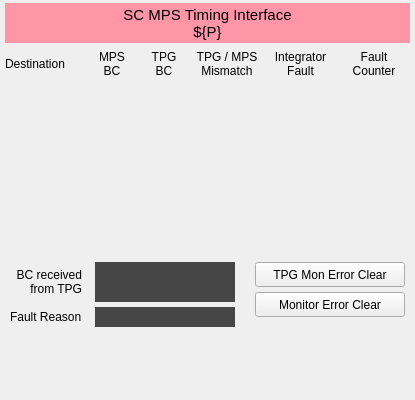
Above: mps_timing_interface.ui from ad-build-test/pydm-mps before the change. Below: the same form after it.
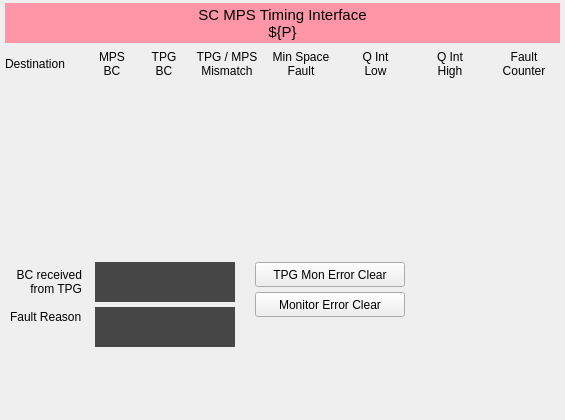
That is the form after the change. Custom widgets are drawn as their Qt base class.

The edit to the form file:
```diff
--- a/mps_timing_interface.ui
+++ b/mps_timing_interface.ui
@@ -6,8 +6,8 @@
    <rect>
     <x>0</x>
     <y>0</y>
-    <width>415</width>
-    <height>400</height>
+    <width>565</width>
+    <height>420</height>
    </rect>
   </property>
   <property name="minimumSize">
@@ -169,7 +169,7 @@
          </size>
         </property>
         <property name="text">
-         <string>Integrator
+         <string>Min Space
 Fault</string>
         </property>
         <property name="alignment">
@@ -179,6 +179,46 @@
       </item>
       <item>
        <widget class="QLabel" name="label_7">
+        <property name="maximumSize">
+         <size>
+          <width>75</width>
+          <height>16777215</height>
+         </size>
+        </property>
+        <property name="text">
+         <string>Q Int
+Low</string>
+        </property>
+        <property name="alignment">
+         <set>Qt::AlignCenter</set>
+        </property>
+       </widget>
+      </item>
+      <item>
+       <widget class="QLabel" name="label_10">
+        <property name="maximumSize">
+         <size>
+          <width>75</width>
+          <height>16777215</height>
+         </size>
+        </property>
+        <property name="text">
+         <string>Q Int
+High</string>
+        </property>
+        <property name="alignment">
+         <set>Qt::AlignCenter</set>
+        </property>
+       </widget>
+      </item>
+      <item>
+       <widget class="QLabel" name="label_11">
+        <property name="maximumSize">
+         <size>
+          <width>75</width>
+          <height>16777215</height>
+         </size>
+        </property>
         <property name="text">
          <string>Fault
 Counter</string>
@@ -328,13 +368,13 @@
      <property name="minimumSize">
       <size>
        <width>0</width>
-       <height>90</height>
+       <height>110</height>
       </size>
      </property>
      <property name="maximumSize">
       <size>
        <width>16777215</width>
-       <height>90</height>
+       <height>110</height>
       </size>
      </property>
      <property name="frameShape">
@@ -551,6 +591,48 @@
        <enum>PyDMLabel::Hex</enum>
       </property>
      </widget>
+     <widget class="PyDMLabel" name="PyDMLabel_13">
+      <property name="geometry">
+       <rect>
+        <x>90</x>
+        <y>75</y>
+        <width>140</width>
+        <height>20</height>
+       </rect>
+      </property>
+      <property name="font">
+       <font>
+        <pointsize>9</pointsize>
+       </font>
+      </property>
+      <property name="toolTip">
+       <string/>
+      </property>
+      <property name="styleSheet">
+       <string notr="true">background-color: rgb(70, 70, 70);</string>
+      </property>
+      <property name="frameShape">
+       <enum>QFrame::NoFrame</enum>
+      </property>
+      <property name="text">
+       <string/>
+      </property>
+      <property name="alignment">
+       <set>Qt::AlignCenter</set>
+      </property>
+      <property name="showUnits" stdset="0">
+       <bool>false</bool>
+      </property>
+      <property name="alarmSensitiveContent" stdset="0">
+       <bool>true</bool>
+      </property>
+      <property name="channel" stdset="0">
+       <string>ca://${P}:FAULT_REASON_MSB</string>
+      </property>
+      <property name="displayFormat" stdset="0">
+       <enum>PyDMLabel::Hex</enum>
+      </property>
+     </widget>
     </widget>
    </item>
    <item>
@@ -602,6 +684,11 @@
    <extends>QLabel</extends>
    <header>pydm.widgets.label</header>
   </customwidget>
+  <customwidget>
+   <class>PyDMDrawingImage</class>
+   <extends>QWidget</extends>
+   <header>pydm.widgets.drawing</header>
+  </customwidget>
   <customwidget>
    <class>PyDMEmbeddedDisplay</class>
    <extends>QFrame</extends>
@@ -612,11 +699,6 @@
    <extends>QPushButton</extends>
    <header>pydm.widgets.pushbutton</header>
   </customwidget>
-  <customwidget>
-   <class>PyDMDrawingImage</class>
-   <extends>QWidget</extends>
-   <header>pydm.widgets.drawing</header>
-  </customwidget>
  </customwidgets>
  <resources/>
  <connections/>
```
Left out of the diff: 10 changed lines with no effect on the pictures.
